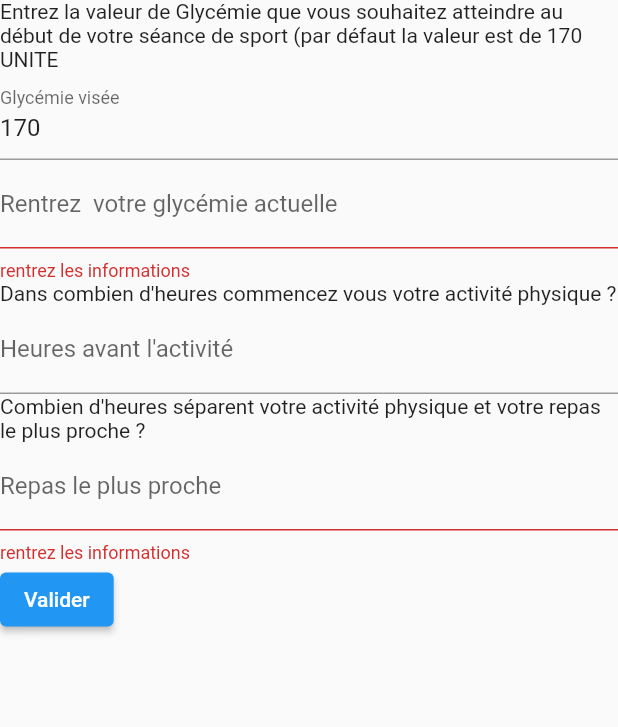
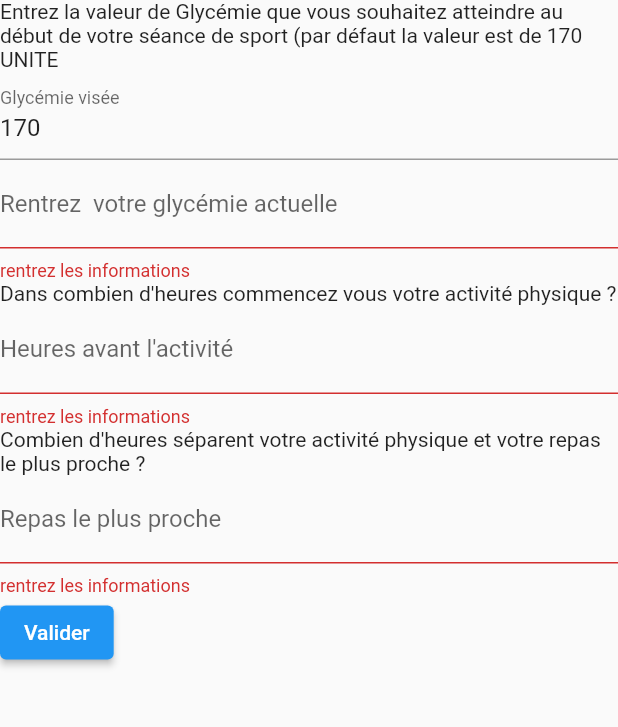
Before and after one commit to Skizaat/ADIAP-Project, a Flutter app: the StartActivityScaffold screen opened directly with empty values, after a tap on "Valider", on a phone screen of 412 x 824 dp, the part 332-1059 px from its top. Run offline on Flutter 3.47's test engine with Material 2 defaults, Android fonts, the phone set to English and light mode, and no system bars; our stand-ins replace equatable, shared_preferences, sqflite; accounts and stored records are empty.

Commit message:
add a function to get one activities by id associated activity

```diff
--- a/lib/screens/one_Activity_screen.dart
+++ b/lib/screens/one_Activity_screen.dart
@@ -2,6 +2,7 @@ import 'package:adiap/ActivityDatabase.dart';
 import 'package:flutter/material.dart';
 import 'package:adiap/Classes/activity.dart';
 import 'package:adiap/routes.dart';
+import 'package:adiap/OneActivityDatabase.dart';
 
 class OneActivityScaffold extends StatelessWidget {
   final Activity currentActivity;
@@ -45,7 +46,8 @@ class OneActivityScaffold extends StatelessWidget {
                         child: ElevatedButton(
                           child: Text('Historique'),
                           onPressed: () {
-                            Navigator.push(context, MaterialPageRoute(builder: (context) => HistoricActivityRoute(concernedActivity: currentActivity)));
+                            OneSQLiteDbProvider.db.getbyIdAssociatedActivity(currentActivity.idActivity);
+                            //Navigator.push(context, MaterialPageRoute(builder: (context) => HistoricActivityRoute(concernedActivity: currentActivity)));
                           },
                         ),
                       ),
--- a/lib/screens/start_activity_screen.dart
+++ b/lib/screens/start_activity_screen.dart
@@ -112,6 +112,9 @@ class StartingFormState extends State<StartingForm> {
                 FilteringTextInputFormatter.digitsOnly
               ], // Only numbers can be entered
               validator: (value) {
+                if (value == null || value.isEmpty) {
+                  return 'rentrez les informations';
+                }
                 return null;
               },
             ),
```
Also changed, not shown: lib/OneActivityDatabase.dart (+14 -0 lines).
